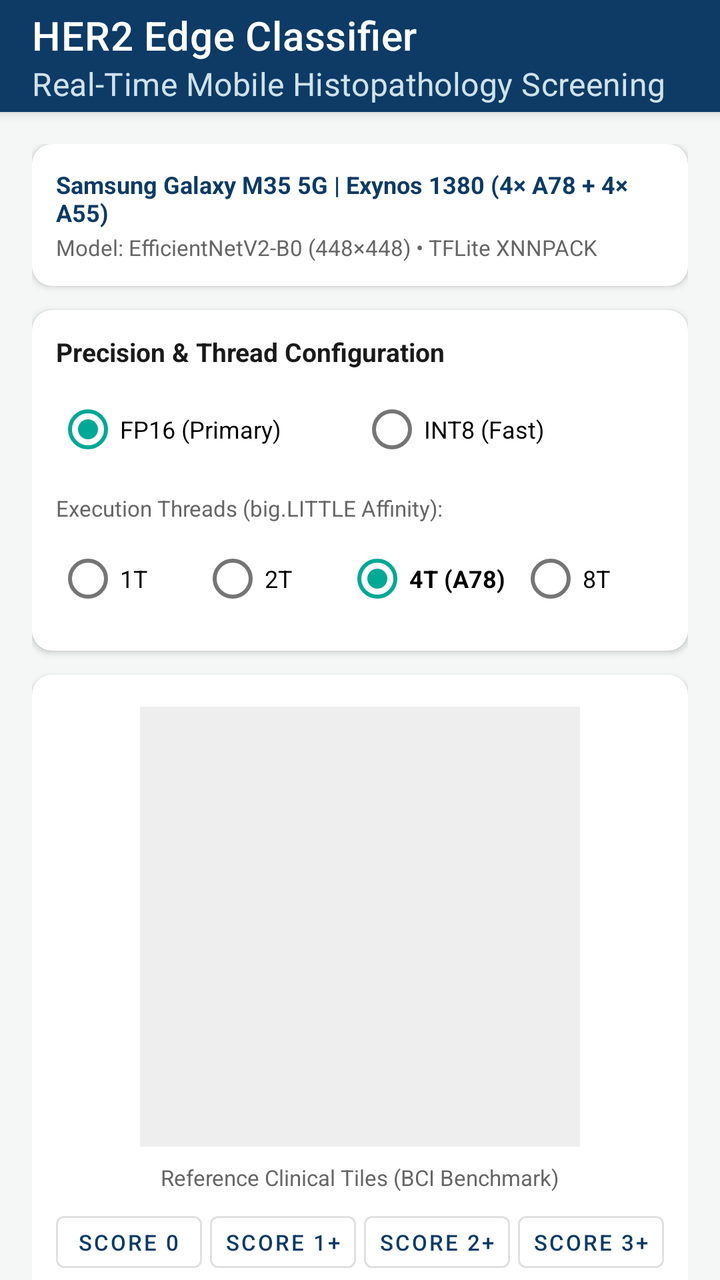
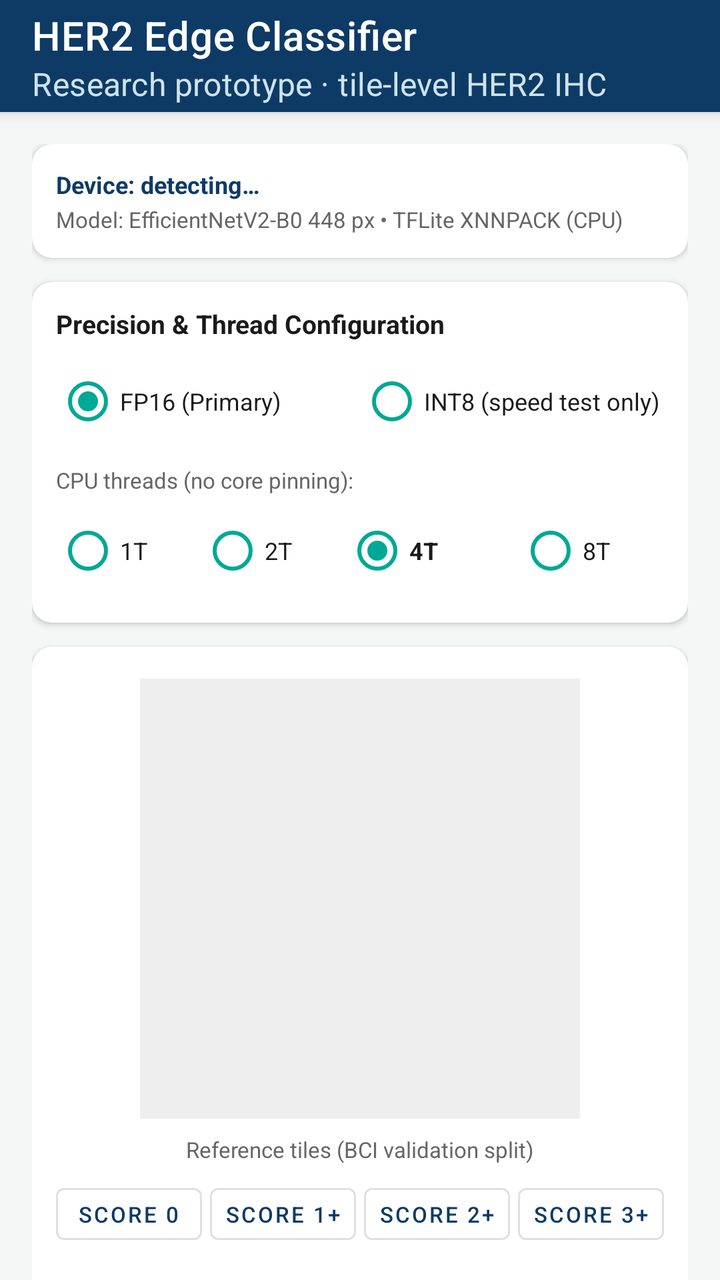

Screens rendered from an Android XML layout before and after an edit, with the pre-edit source and the edit as a unified diff.
<!-- AndroidManifest.xml: application theme Theme.HER2MobileClassifier -->
<!-- res/layout/activity_main.xml -->
<?xml version="1.0" encoding="utf-8"?>
<androidx.coordinatorlayout.widget.CoordinatorLayout 
    xmlns:android="http://schemas.android.com/apk/res/android"
    xmlns:app="http://schemas.android.com/apk/res-auto"
    xmlns:tools="http://schemas.android.com/tools"
    android:layout_width="match_parent"
    android:layout_height="match_parent"
    android:background="@color/background">

    <com.google.android.material.appbar.AppBarLayout
        android:layout_width="match_parent"
        android:layout_height="wrap_content"
        android:theme="@style/ThemeOverlay.MaterialComponents.Dark.ActionBar">

        <com.google.android.material.appbar.MaterialToolbar
            android:id="@+id/toolbar"
            android:layout_width="match_parent"
            android:layout_height="?attr/actionBarSize"
            android:background="@color/primary"
            app:title="@string/app_name"
            app:titleTextColor="@color/surface"
            app:subtitle="@string/header_subtitle"
            app:subtitleTextColor="#D0E2EC" />
    </com.google.android.material.appbar.AppBarLayout>

    <androidx.core.widget.NestedScrollView
        android:layout_width="match_parent"
        android:layout_height="match_parent"
        android:fillViewport="true"
        app:layout_behavior="@string/appbar_scrolling_view_behavior">

        <LinearLayout
            android:layout_width="match_parent"
            android:layout_height="wrap_content"
            android:orientation="vertical"
            android:padding="16dp">

            
            <com.google.android.material.card.MaterialCardView
                android:layout_width="match_parent"
                android:layout_height="wrap_content"
                android:layout_marginBottom="12dp"
                app:cardCornerRadius="10dp"
                app:cardElevation="2dp"
                app:cardBackgroundColor="@color/surface">

                <LinearLayout
                    android:layout_width="match_parent"
                    android:layout_height="wrap_content"
                    android:orientation="vertical"
                    android:padding="12dp">

                    <TextView
                        android:id="@+id/tvHardwareBadge"
                        android:layout_width="wrap_content"
                        android:layout_height="wrap_content"
                        android:text="@string/hardware_info"
                        android:textColor="@color/primary"
                        android:textSize="12sp"
                        android:textStyle="bold" />

                    <TextView
                        android:id="@+id/tvModelSpec"
                        android:layout_width="wrap_content"
                        android:layout_height="wrap_content"
                        android:layout_marginTop="2dp"
                        android:text="Model: EfficientNetV2-B0 (448×448) • TFLite XNNPACK"
                        android:textColor="@color/text_secondary"
                        android:textSize="11sp" />
                </LinearLayout>
            </com.google.android.material.card.MaterialCardView>

            
            <com.google.android.material.card.MaterialCardView
                android:layout_width="match_parent"
                android:layout_height="wrap_content"
                android:layout_marginBottom="12dp"
                app:cardCornerRadius="10dp"
                app:cardElevation="2dp"
                app:cardBackgroundColor="@color/surface">

                <LinearLayout
                    android:layout_width="match_parent"
                    android:layout_height="wrap_content"
                    android:orientation="vertical"
                    android:padding="12dp">

                    <TextView
                        android:layout_width="wrap_content"
                        android:layout_height="wrap_content"
                        android:text="Precision &amp; Thread Configuration"
                        android:textColor="@color/text_primary"
                        android:textSize="13sp"
                        android:textStyle="bold" />

                    <RadioGroup
                        android:id="@+id/rgModelPrecision"
                        android:layout_width="match_parent"
                        android:layout_height="wrap_content"
                        android:orientation="horizontal"
                        android:layout_marginTop="6dp">

                        <RadioButton
                            android:id="@+id/rbFp16"
                            android:layout_width="0dp"
                            android:layout_height="wrap_content"
                            android:layout_weight="1"
                            android:checked="true"
                            android:text="FP16 (Primary)"
                            android:textSize="12sp" />

                        <RadioButton
                            android:id="@+id/rbInt8"
                            android:layout_width="0dp"
                            android:layout_height="wrap_content"
                            android:layout_weight="1"
                            android:text="INT8 (Fast)"
                            android:textSize="12sp" />
                    </RadioGroup>

                    <TextView
                        android:layout_width="wrap_content"
                        android:layout_height="wrap_content"
                        android:layout_marginTop="8dp"
                        android:text="@string/threads_title"
                        android:textColor="@color/text_secondary"
                        android:textSize="11sp" />

                    <RadioGroup
                        android:id="@+id/rgThreads"
                        android:layout_width="match_parent"
                        android:layout_height="wrap_content"
                        android:orientation="horizontal"
                        android:layout_marginTop="4dp">

                        <RadioButton
                            android:id="@+id/rb1Thread"
                            android:layout_width="0dp"
                            android:layout_height="wrap_content"
                            android:layout_weight="1"
                            android:text="1T"
                            android:textSize="12sp" />

                        <RadioButton
                            android:id="@+id/rb2Threads"
                            android:layout_width="0dp"
                            android:layout_height="wrap_content"
                            android:layout_weight="1"
                            android:text="2T"
                            android:textSize="12sp" />

                        <RadioButton
                            android:id="@+id/rb4Threads"
                            android:layout_width="0dp"
                            android:layout_height="wrap_content"
                            android:layout_weight="1.2"
                            android:checked="true"
                            android:text="4T (A78)"
                            android:textStyle="bold"
                            android:textSize="12sp" />

                        <RadioButton
                            android:id="@+id/rb8Threads"
                            android:layout_width="0dp"
                            android:layout_height="wrap_content"
                            android:layout_weight="1"
                            android:text="8T"
                            android:textSize="12sp" />
                    </RadioGroup>
                </LinearLayout>
            </com.google.android.material.card.MaterialCardView>

            
            <com.google.android.material.card.MaterialCardView
                android:layout_width="match_parent"
                android:layout_height="wrap_content"
                android:layout_marginBottom="12dp"
                app:cardCornerRadius="10dp"
                app:cardElevation="2dp"
                app:cardBackgroundColor="@color/surface">

                <LinearLayout
                    android:layout_width="match_parent"
                    android:layout_height="wrap_content"
                    android:orientation="vertical"
                    android:padding="12dp"
                    android:gravity="center_horizontal">

                    <ImageView
                        android:id="@+id/ivTilePreview"
                        android:layout_width="220dp"
                        android:layout_height="220dp"
                        android:layout_marginTop="4dp"
                        android:layout_marginBottom="8dp"
                        android:background="#EEEEEE"
                        android:scaleType="fitCenter"
                        android:contentDescription="Histopathology Tile Preview" />

                    <TextView
                        android:layout_width="wrap_content"
                        android:layout_height="wrap_content"
                        android:text="@string/select_sample_title"
                        android:textColor="@color/text_secondary"
                        android:textSize="11sp"
                        android:layout_marginBottom="6dp" />

                    
                    <LinearLayout
                        android:layout_width="match_parent"
                        android:layout_height="wrap_content"
                        android:orientation="horizontal">

                        <Button
                            android:id="@+id/btnSample0"
                            style="@style/Widget.MaterialComponents.Button.OutlinedButton"
                            android:layout_width="0dp"
                            android:layout_height="38dp"
                            android:layout_weight="1"
                            android:layout_marginEnd="4dp"
                            android:padding="0dp"
                            android:text="@string/tile_score_0"
                            android:textSize="11sp" />

                        <Button
                            android:id="@+id/btnSample1"
                            style="@style/Widget.MaterialComponents.Button.OutlinedButton"
                            android:layout_width="0dp"
                            android:layout_height="38dp"
                            android:layout_weight="1"
                            android:layout_marginEnd="4dp"
                            android:padding="0dp"
                            android:text="@string/tile_score_1"
                            android:textSize="11sp" />

                        <Button
                            android:id="@+id/btnSample2"
                            style="@style/Widget.MaterialComponents.Button.OutlinedButton"
                            android:layout_width="0dp"
                            android:layout_height="38dp"
                            android:layout_weight="1"
                            android:layout_marginEnd="4dp"
                            android:padding="0dp"
                            android:text="@string/tile_score_2"
                            android:textSize="11sp" />

                        <Button
                            android:id="@+id/btnSample3"
                            style="@style/Widget.MaterialComponents.Button.OutlinedButton"
                            android:layout_width="0dp"
                            android:layout_height="38dp"
                            android:layout_weight="1"
                            android:padding="0dp"
                            android:text="@string/tile_score_3"
                            android:textSize="11sp" />
                    </LinearLayout>

                    <Button
                        android:id="@+id/btnPickGallery"
                        style="@style/Widget.MaterialComponents.Button.TextButton"
                        android:layout_width="wrap_content"
                        android:layout_height="38dp"
                        android:layout_marginTop="4dp"
                        android:text="@string/btn_custom_image"
                        android:textSize="11sp" />
                </LinearLayout>
            </com.google.android.material.card.MaterialCardView>

            
            <com.google.android.material.card.MaterialCardView
                android:layout_width="match_parent"
                android:layout_height="wrap_content"
                android:layout_marginBottom="12dp"
                app:cardCornerRadius="10dp"
                app:cardElevation="3dp"
                app:cardBackgroundColor="@color/surface">

                <LinearLayout
                    android:layout_width="match_parent"
                    android:layout_height="wrap_content"
                    android:orientation="vertical"
                    android:padding="16dp">

                    <TextView
                        android:layout_width="wrap_content"
                        android:layout_height="wrap_content"
                        android:text="@string/inference_result_title"
                        android:textColor="@color/text_primary"
                        android:textSize="14sp"
                        android:textStyle="bold" />

                    
                    <LinearLayout
                        android:layout_width="match_parent"
                        android:layout_height="wrap_content"
                        android:orientation="horizontal"
                        android:gravity="center_vertical"
                        android:layout_marginTop="8dp">

                        <TextView
                            android:id="@+id/tvPredictionScore"
                            android:layout_width="wrap_content"
                            android:layout_height="wrap_content"
                            android:background="@drawable/badge_background"
                            android:paddingHorizontal="16dp"
                            android:paddingVertical="8dp"
                            android:text="Score --"
                            android:textColor="@color/surface"
                            android:textSize="18sp"
                            android:textStyle="bold" />

                        <LinearLayout
                            android:layout_width="match_parent"
                            android:layout_height="wrap_content"
                            android:orientation="vertical"
                            android:layout_marginStart="12dp">

                            <TextView
                                android:id="@+id/tvPredictionStatus"
                                android:layout_width="wrap_content"
                                android:layout_height="wrap_content"
                                android:text="Status: Pending"
                                android:textColor="@color/text_primary"
                                android:textSize="13sp"
                                android:textStyle="bold" />

                            <TextView
                                android:id="@+id/tvClinicalAction"
                                android:layout_width="wrap_content"
                                android:layout_height="wrap_content"
                                android:text="Select a tile to run edge inference"
                                android:textColor="@color/text_secondary"
                                android:textSize="11sp" />
                        </LinearLayout>
                    </LinearLayout>

                    
                    <TextView
                        android:layout_width="wrap_content"
                        android:layout_height="wrap_content"
                        android:layout_marginTop="16dp"
                        android:text="Multinomial Class Probabilities"
                        android:textColor="@color/text_primary"
                        android:textSize="12sp"
                        android:textStyle="bold" />

                    
                    <LinearLayout
                        android:layout_width="match_parent"
                        android:layout_height="wrap_content"
                        android:orientation="horizontal"
                        android:gravity="center_vertical"
                        android:layout_marginTop="6dp">

                        <TextView
                            android:layout_width="65dp"
                            android:layout_height="wrap_content"
                            android:text="Score 0:"
                            android:textColor="@color/text_secondary"
                            android:textSize="11sp" />

                        <ProgressBar
                            android:id="@+id/pbScore0"
                            style="?android:attr/progressBarStyleHorizontal"
                            android:layout_width="0dp"
                            android:layout_height="10dp"
                            android:layout_weight="1"
                            android:max="100"
                            android:progress="0" />

                        <TextView
                            android:id="@+id/tvScore0"
                            android:layout_width="45dp"
                            android:layout_height="wrap_content"
                            android:gravity="end"
                            android:text="0.0%"
                            android:textColor="@color/text_primary"
                            android:textSize="11sp" />
                    </LinearLayout>

                    
                    <LinearLayout
                        android:layout_width="match_parent"
                        android:layout_height="wrap_content"
                        android:orientation="horizontal"
                        android:gravity="center_vertical"
                        android:layout_marginTop="4dp">

                        <TextView
                            android:layout_width="65dp"
                            android:layout_height="wrap_content"
                            android:text="Score 1+:"
                            android:textColor="@color/text_secondary"
                            android:textSize="11sp" />

                        <ProgressBar
                            android:id="@+id/pbScore1"
                            style="?android:attr/progressBarStyleHorizontal"
                            android:layout_width="0dp"
                            android:layout_height="10dp"
                            android:layout_weight="1"
                            android:max="100"
                            android:progress="0" />

                        <TextView
                            android:id="@+id/tvScore1"
                            android:layout_width="45dp"
                            android:layout_height="wrap_content"
                            android:gravity="end"
                            android:text="0.0%"
                            android:textColor="@color/text_primary"
                            android:textSize="11sp" />
                    </LinearLayout>

                    
                    <LinearLayout
                        android:layout_width="match_parent"
                        android:layout_height="wrap_content"
                        android:orientation="horizontal"
                        android:gravity="center_vertical"
                        android:layout_marginTop="4dp">

                        <TextView
                            android:layout_width="65dp"
                            android:layout_height="wrap_content"
                            android:text="Score 2+:"
                            android:textColor="@color/text_secondary"
                            android:textSize="11sp" />

                        <ProgressBar
                            android:id="@+id/pbScore2"
                            style="?android:attr/progressBarStyleHorizontal"
                            android:layout_width="0dp"
                            android:layout_height="10dp"
                            android:layout_weight="1"
                            android:max="100"
                            android:progress="0" />

                        <TextView
                            android:id="@+id/tvScore2"
                            android:layout_width="45dp"
                            android:layout_height="wrap_content"
                            android:gravity="end"
                            android:text="0.0%"
                            android:textColor="@color/text_primary"
                            android:textSize="11sp" />
                    </LinearLayout>

                    
                    <LinearLayout
                        android:layout_width="match_parent"
                        android:layout_height="wrap_content"
                        android:orientation="horizontal"
                        android:gravity="center_vertical"
                        android:layout_marginTop="4dp">

                        <TextView
                            android:layout_width="65dp"
                            android:layout_height="wrap_content"
                            android:text="Score 3+:"
                            android:textColor="@color/text_secondary"
                            android:textSize="11sp" />

                        <ProgressBar
                            android:id="@+id/pbScore3"
                            style="?android:attr/progressBarStyleHorizontal"
                            android:layout_width="0dp"
                            android:layout_height="10dp"
                            android:layout_weight="1"
                            android:max="100"
                            android:progress="0" />

                        <TextView
                            android:id="@+id/tvScore3"
                            android:layout_width="45dp"
                            android:layout_height="wrap_content"
                            android:gravity="end"
                            android:text="0.0%"
                            android:textColor="@color/text_primary"
                            android:textSize="11sp" />
                    </LinearLayout>

                    
                    <View
                        android:layout_width="match_parent"
                        android:layout_height="1dp"
                        android:background="@color/divider"
                        android:layout_marginVertical="12dp" />

                    <LinearLayout
                        android:layout_width="match_parent"
                        android:layout_height="wrap_content"
                        android:orientation="horizontal">

                        <LinearLayout
                            android:layout_width="0dp"
                            android:layout_height="wrap_content"
                            android:layout_weight="1"
                            android:orientation="vertical">

                            <TextView
                                android:layout_width="wrap_content"
                                android:layout_height="wrap_content"
                                android:text="Inference Latency"
                                android:textColor="@color/text_secondary"
                                android:textSize="11sp" />

                            <TextView
                                android:id="@+id/tvLatency"
                                android:layout_width="wrap_content"
                                android:layout_height="wrap_content"
                                android:text="-- ms"
                                android:textColor="@color/primary"
                                android:textSize="16sp"
                                android:textStyle="bold" />
                        </LinearLayout>

                        <LinearLayout
                            android:layout_width="0dp"
                            android:layout_height="wrap_content"
                            android:layout_weight="1"
                            android:orientation="vertical">

                            <TextView
                                android:layout_width="wrap_content"
                                android:layout_height="wrap_content"
                                android:text="Throughput"
                                android:textColor="@color/text_secondary"
                                android:textSize="11sp" />

                            <TextView
                                android:id="@+id/tvThroughput"
                                android:layout_width="wrap_content"
                                android:layout_height="wrap_content"
                                android:text="-- FPS"
                                android:textColor="@color/accent"
                                android:textSize="16sp"
                                android:textStyle="bold" />
                        </LinearLayout>
                    </LinearLayout>
                </LinearLayout>
            </com.google.android.material.card.MaterialCardView>

            
            <TextView
                android:layout_width="match_parent"
                android:layout_height="wrap_content"
                android:text="@string/clinical_disclaimer"
                android:textColor="@color/text_secondary"
                android:textSize="10sp"
                android:padding="4dp"
                android:gravity="center" />

        </LinearLayout>
    </androidx.core.widget.NestedScrollView>

</androidx.coordinatorlayout.widget.CoordinatorLayout>
<!-- resources referenced by this layout -->
<resources>
  <color name="accent">#00A896</color>
  <color name="background">#F4F7F6</color>
  <color name="divider">#E0E0E0</color>
  <color name="primary">#0D3B66</color>
  <color name="surface">#FFFFFF</color>
  <color name="text_primary">#1A1A1A</color>
  <color name="text_secondary">#666666</color>
  <!-- drawable badge_background (drawable) -->
  <?xml version="1.0" encoding="utf-8"?>
  <shape xmlns:android="http://schemas.android.com/apk/res/android"
      android:shape="rectangle">
      <corners android:radius="8dp"/>
      <solid android:color="@color/primary"/>
  </shape>
  <string name="app_name">HER2 Edge Classifier</string>
  <string name="btn_custom_image">Select Custom Image / Gallery</string>
  <string name="clinical_disclaimer">Notice: Research evaluation prototype. Not approved as a standalone medical device. Equivocal (Score 2+) predictions require confirmatory FISH testing per ASCO/CAP guidelines.</string>
  <string name="hardware_info">Samsung Galaxy M35 5G | Exynos 1380 (4× A78 + 4× A55)</string>
  <string name="header_subtitle">Real-Time Mobile Histopathology Screening</string>
  <string name="inference_result_title">Diagnostic Classification</string>
  <string name="select_sample_title">Reference Clinical Tiles (BCI Benchmark)</string>
  <string name="threads_title">Execution Threads (big.LITTLE Affinity):</string>
  <string name="tile_score_0">Score 0</string>
  <string name="tile_score_1">Score 1+</string>
  <string name="tile_score_2">Score 2+</string>
  <string name="tile_score_3">Score 3+</string>
  <style name="Theme.HER2MobileClassifier" parent="Theme.MaterialComponents.DayNight.NoActionBar">
          
          <item name="colorPrimary">@color/primary</item>
          <item name="colorPrimaryVariant">@color/primary_dark</item>
          <item name="colorOnPrimary">@color/surface</item>
          
          <item name="colorSecondary">@color/accent</item>
          <item name="colorSecondaryVariant">@color/accent</item>
          <item name="colorOnSecondary">@color/surface</item>
          
          <item name="android:statusBarColor">@color/primary_dark</item>
          <item name="android:windowBackground">@color/background</item>
      </style>
  <color name="primary_dark">#051B2E</color>
</resources>

<!-- the commit's change to res/layout/activity_main.xml (unified diff, before → after) -->
@@ -64,7 +64,7 @@
                         android:layout_width="wrap_content"
                         android:layout_height="wrap_content"
                         android:layout_marginTop="2dp"
-                        android:text="Model: EfficientNetV2-B0 (448×448) • TFLite XNNPACK"
+                        android:text="Model: EfficientNetV2-B0 448 px • TFLite XNNPACK (CPU)"
                         android:textColor="@color/text_secondary"
                         android:textSize="11sp" />
                 </LinearLayout>
@@ -101,6 +101,8 @@
                         android:layout_marginTop="6dp">
 
                         <RadioButton
+                            android:textColor="@color/text_primary"
+                            android:buttonTint="@color/accent"
                             android:id="@+id/rbFp16"
                             android:layout_width="0dp"
                             android:layout_height="wrap_content"
@@ -110,11 +112,13 @@
                             android:textSize="12sp" />
 
                         <RadioButton
+                            android:textColor="@color/text_primary"
+                            android:buttonTint="@color/accent"
                             android:id="@+id/rbInt8"
                             android:layout_width="0dp"
                             android:layout_height="wrap_content"
                             android:layout_weight="1"
-                            android:text="INT8 (Fast)"
+                            android:text="INT8 (speed test only)"
                             android:textSize="12sp" />
                     </RadioGroup>
 
@@ -134,6 +138,8 @@
                         android:layout_marginTop="4dp">
 
                         <RadioButton
+                            android:textColor="@color/text_primary"
+                            android:buttonTint="@color/accent"
                             android:id="@+id/rb1Thread"
                             android:layout_width="0dp"
                             android:layout_height="wrap_content"
@@ -142,6 +148,8 @@
                             android:textSize="12sp" />
 
                         <RadioButton
+                            android:textColor="@color/text_primary"
+                            android:buttonTint="@color/accent"
                             android:id="@+id/rb2Threads"
                             android:layout_width="0dp"
                             android:layout_height="wrap_content"
@@ -150,16 +158,20 @@
                             android:textSize="12sp" />
 
                         <RadioButton
+                            android:textColor="@color/text_primary"
+                            android:buttonTint="@color/accent"
                             android:id="@+id/rb4Threads"
                             android:layout_width="0dp"
                             android:layout_height="wrap_content"
                             android:layout_weight="1.2"
                             android:checked="true"
-                            android:text="4T (A78)"
+                            android:text="4T"
                             android:textStyle="bold"
                             android:textSize="12sp" />
 
                         <RadioButton
+                            android:textColor="@color/text_primary"
+                            android:buttonTint="@color/accent"
                             android:id="@+id/rb8Threads"
                             android:layout_width="0dp"
                             android:layout_height="wrap_content"
@@ -338,7 +350,7 @@
                         android:layout_width="wrap_content"
                         android:layout_height="wrap_content"
                         android:layout_marginTop="16dp"
-                        android:text="Multinomial Class Probabilities"
+                        android:text="Class probabilities (softmax, not a calibrated certainty)"
                         android:textColor="@color/text_primary"
                         android:textSize="12sp"
                         android:textStyle="bold" />
@@ -500,7 +512,7 @@
                             <TextView
                                 android:layout_width="wrap_content"
                                 android:layout_height="wrap_content"
-                                android:text="Inference Latency"
+                                android:text="Network latency"
                                 android:textColor="@color/text_secondary"
                                 android:textSize="11sp" />
 
@@ -523,7 +535,7 @@
                             <TextView
                                 android:layout_width="wrap_content"
                                 android:layout_height="wrap_content"
-                                android:text="Throughput"
+                                android:text="Total incl. resize"
                                 android:textColor="@color/text_secondary"
                                 android:textSize="11sp" />
 
@@ -531,7 +543,7 @@
                                 android:id="@+id/tvThroughput"
                                 android:layout_width="wrap_content"
                                 android:layout_height="wrap_content"
-                                android:text="-- FPS"
+                                android:text="-- ms"
                                 android:textColor="@color/accent"
                                 android:textSize="16sp"
                                 android:textStyle="bold" />
<!-- resource entries referenced after the edit -->
@@ -16,12 +16,12 @@
   </shape>
   <string name="app_name">HER2 Edge Classifier</string>
   <string name="btn_custom_image">Select Custom Image / Gallery</string>
-  <string name="clinical_disclaimer">Notice: Research evaluation prototype. Not approved as a standalone medical device. Equivocal (Score 2+) predictions require confirmatory FISH testing per ASCO/CAP guidelines.</string>
-  <string name="hardware_info">Samsung Galaxy M35 5G | Exynos 1380 (4× A78 + 4× A55)</string>
-  <string name="header_subtitle">Real-Time Mobile Histopathology Screening</string>
+  <string name="clinical_disclaimer">Research prototype, not a medical device. Tile-level prediction only, validated on BCI-style staining (BCI test accuracy 0.975). On another laboratory\'s slides (HER2-IHC-40x) balanced accuracy fell close to chance (0.29), so results on slides from other sites are not reliable. All scores require pathologist review; 2+ requires reflex ISH.</string>
+  <string name="hardware_info">Device: detecting…</string>
+  <string name="header_subtitle">Research prototype · tile-level HER2 IHC</string>
   <string name="inference_result_title">Diagnostic Classification</string>
-  <string name="select_sample_title">Reference Clinical Tiles (BCI Benchmark)</string>
-  <string name="threads_title">Execution Threads (big.LITTLE Affinity):</string>
+  <string name="select_sample_title">Reference tiles (BCI validation split)</string>
+  <string name="threads_title">CPU threads (no core pinning):</string>
   <string name="tile_score_0">Score 0</string>
   <string name="tile_score_1">Score 1+</string>
   <string name="tile_score_2">Score 2+</string>
